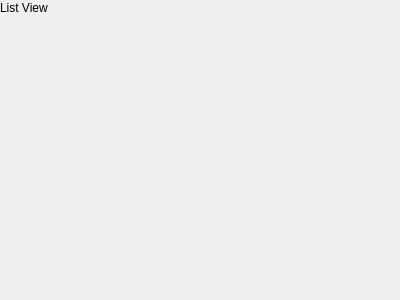
Qt form src/widgets/ScheduleListView/schedulelistview.ui (gregk27/TasQ-Application) before a commit.
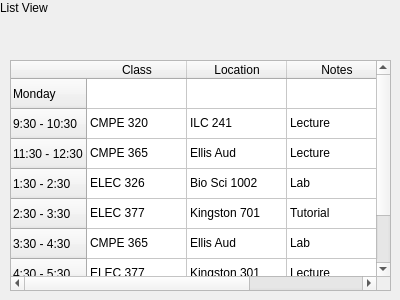
The same form after that commit.

Commit message: created schedule list view

What changed in the file:
```diff
--- a/src/widgets/ScheduleListView/schedulelistview.ui
+++ b/src/widgets/ScheduleListView/schedulelistview.ui
@@ -26,6 +26,171 @@
     <string>List View</string>
    </property>
   </widget>
+  <widget class="QTableView" name="tableView">
+   <property name="geometry">
+    <rect>
+     <x>10</x>
+     <y>60</y>
+     <width>381</width>
+     <height>231</height>
+    </rect>
+   </property>
+  </widget>
+  <widget class="QTableWidget" name="tableWidget">
+   <property name="geometry">
+    <rect>
+     <x>10</x>
+     <y>60</y>
+     <width>381</width>
+     <height>231</height>
+    </rect>
+   </property>
+   <row>
+    <property name="text">
+     <string>Monday</string>
+    </property>
+   </row>
+   <row>
+    <property name="text">
+     <string>9:30 - 10:30</string>
+    </property>
+   </row>
+   <row>
+    <property name="text">
+     <string>11:30 - 12:30</string>
+    </property>
+   </row>
+   <row>
+    <property name="text">
+     <string>1:30 - 2:30</string>
+    </property>
+   </row>
+   <row>
+    <property name="text">
+     <string>2:30 - 3:30</string>
+    </property>
+   </row>
+   <row>
+    <property name="text">
+     <string>3:30 - 4:30</string>
+    </property>
+   </row>
+   <row>
+    <property name="text">
+     <string>4:30 - 5:30</string>
+    </property>
+   </row>
+   <row>
+    <property name="text">
+     <string>5:30 - 6:30</string>
+    </property>
+   </row>
+   <column>
+    <property name="text">
+     <string>Class</string>
+    </property>
+   </column>
+   <column>
+    <property name="text">
+     <string>Location</string>
+    </property>
+   </column>
+   <column>
+    <property name="text">
+     <string>Notes</string>
+    </property>
+   </column>
+   <item row="1" column="0">
+    <property name="text">
+     <string>CMPE 320</string>
+    </property>
+   </item>
+   <item row="1" column="1">
+    <property name="text">
+     <string>ILC 241</string>
+    </property>
+   </item>
+   <item row="1" column="2">
+    <property name="text">
+     <string>Lecture</string>
+    </property>
+   </item>
+   <item row="2" column="0">
+    <property name="text">
+     <string>CMPE 365</string>
+    </property>
+   </item>
+   <item row="2" column="1">
+    <property name="text">
+     <string>Ellis Aud </string>
+    </property>
+   </item>
+   <item row="2" column="2">
+    <property name="text">
+     <string>Lecture</string>
+    </property>
+   </item>
+   <item row="3" column="0">
+    <property name="text">
+     <string>ELEC 326</string>
+    </property>
+   </item>
+   <item row="3" column="1">
+    <property name="text">
+     <string>Bio Sci 1002</string>
+    </property>
+   </item>
+   <item row="3" column="2">
+    <property name="text">
+     <string>Lab</string>
+    </property>
+   </item>
+   <item row="4" column="0">
+    <property name="text">
+     <string>ELEC 377</string>
+    </property>
+   </item>
+   <item row="4" column="1">
+    <property name="text">
+     <string>Kingston 701</string>
+    </property>
+   </item>
+   <item row="4" column="2">
+    <property name="text">
+     <string>Tutorial</string>
+    </property>
+   </item>
+   <item row="5" column="0">
+    <property name="text">
+     <string>CMPE 365</string>
+    </property>
+   </item>
+   <item row="5" column="1">
+    <property name="text">
+     <string>Ellis Aud</string>
+    </property>
+   </item>
+   <item row="5" column="2">
+    <property name="text">
+     <string>Lab</string>
+    </property>
+   </item>
+   <item row="6" column="0">
+    <property name="text">
+     <string>ELEC 377</string>
+    </property>
+   </item>
+   <item row="6" column="1">
+    <property name="text">
+     <string>Kingston 301</string>
+    </property>
+   </item>
+   <item row="6" column="2">
+    <property name="text">
+     <string>Lecture</string>
+    </property>
+   </item>
+  </widget>
  </widget>
  <resources/>
  <connections/>
```
